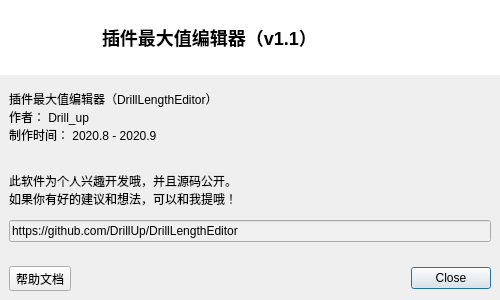
Old version of the form DrillLengthEditor/Source/MainModule/about/w_SoftwareAbout.ui in the repository DrillUp/DrillLengthEditor.
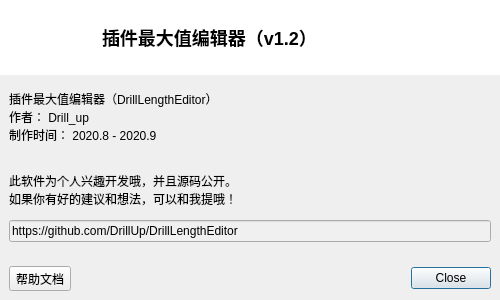
New version of the form. Icons and pictures are not drawn.

The edit to the form file:
```diff
--- a/DrillLengthEditor/Source/MainModule/about/w_SoftwareAbout.ui
+++ b/DrillLengthEditor/Source/MainModule/about/w_SoftwareAbout.ui
@@ -89,7 +89,7 @@
 padding:4px;</string>
         </property>
         <property name="text">
-         <string>插件最大值编辑器（v1.1）</string>
+         <string>插件最大值编辑器（v1.2）</string>
         </property>
        </widget>
       </item>
```
